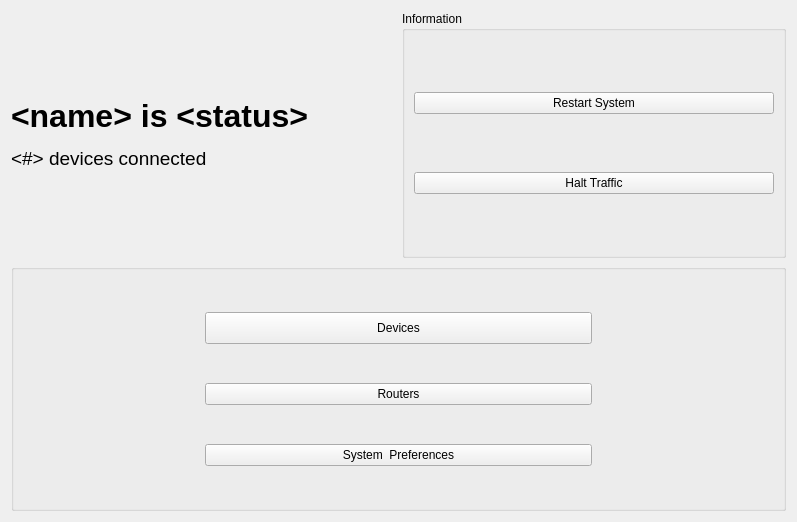
This is mainwidget.ui in AngeloD2022/GoogleWiFiDesktop as Qt 5 draws it before an edit. The edited form follows.
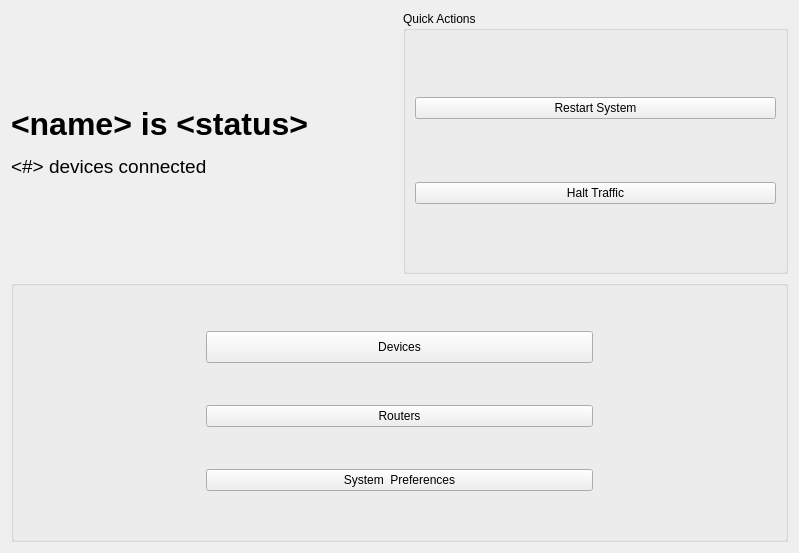
This is the edited form.

Commit message: Tied buttons in MainWidget to slots in code.

Diff of the .ui file:
```diff
--- a/mainwidget.ui
+++ b/mainwidget.ui
@@ -6,8 +6,8 @@
    <rect>
     <x>0</x>
     <y>0</y>
-    <width>797</width>
-    <height>522</height>
+    <width>799</width>
+    <height>553</height>
    </rect>
   </property>
   <property name="windowTitle">
@@ -17,7 +17,7 @@
    <item row="0" column="2">
     <widget class="QGroupBox" name="groupBox_2">
      <property name="title">
-      <string>Information</string>
+      <string>Quick Actions</string>
      </property>
      <layout class="QVBoxLayout" name="verticalLayout_3">
       <item>
```
The commit also changes 4 other files.
